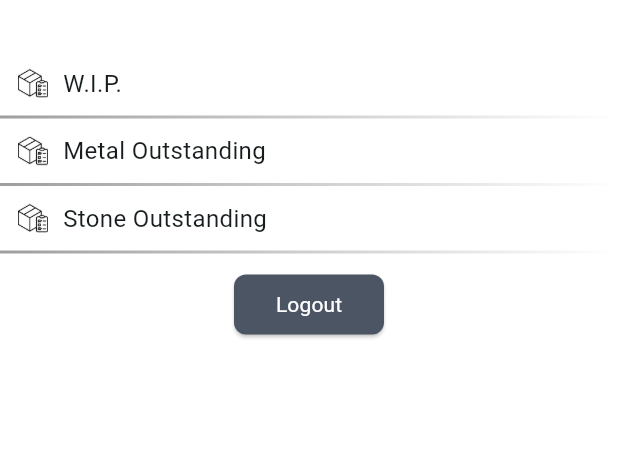
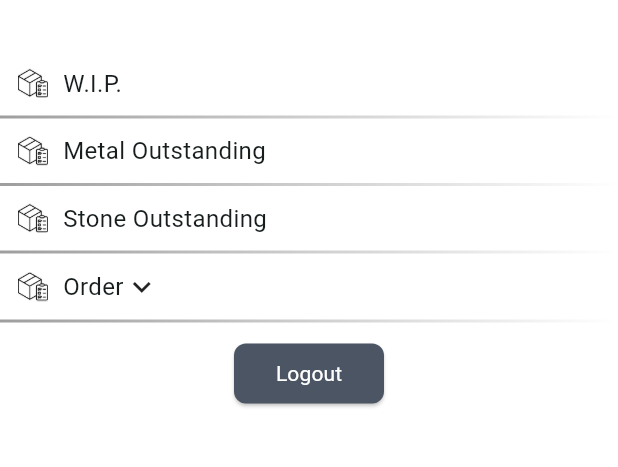
Before and after one commit to JEWELLERYIT/JewelleryERPNew, a Flutter app: the SideNavigation screen opened directly, on a phone screen of 412 x 824 dp, the part 60-527 px from its top. Run offline on Flutter 3.47's test engine with Material 3 defaults, Android fonts, the light colour scheme and no system bars; our stand-ins replace flutter_native_html_to_pdf, fluttertoast, image_picker, pie_chart, share_plus and 2 more; missing offline and left inert: dart:ffi, flutter_file_dialog, flutter_pdfview, responsive_grid_list, syncfusion_flutter_pdfviewer and 1 more; accounts and stored records are empty.

Commit message:
Order FORM

```diff
--- a/lib/Components/SideNavigation.dart
+++ b/lib/Components/SideNavigation.dart
@@ -15,6 +15,7 @@ import '../Pages/LoginPage.dart';
 import '../Pages/MaxWidthContainer.dart';
 import 'package:url_launcher/url_launcher.dart';
 
+import '../Pages/OrderScreen.dart';
 import '../Pages/SalesResiterScreen.dart';
 import '../Pages/StoneOutStandingScreen.dart';
 
@@ -197,7 +198,6 @@ class _SideNavigation extends State<SideNavigation> {
                       );
                       widget.setState();
                     }),
-
               MenuItem(
                   img: 'product.png',
                   title: 'Stone Outstanding',
@@ -213,6 +213,43 @@ class _SideNavigation extends State<SideNavigation> {
                     );
                     widget.setState();
                   }),
+              MenuItem(
+                img: 'product.png',
+                title: 'Order',
+                line: true,
+                onTap: () async {
+                  // Navigator.push(
+                  //   context,
+                  //   MaterialPageRoute(
+                  //     builder: (context) => MaxWidthContainer(
+                  //       child: StoneOutStandingScreen(),
+                  //     ),
+                  //   ), // This removes all previous routes
+                  // );
+                  // widget.setState();
+                },
+                subMenus: [
+                  SubMenuItem(
+                    name: 'Create Order',
+                    onTap: () => {
+                      Navigator.push(
+                        context,
+                        MaterialPageRoute(
+                          builder: (context) => MaxWidthContainer(
+                            child: OrderScreen(),
+                          ),
+                        ), // This removes all previous routes
+                      ),
+                      widget.setState()
+                    },
+                  ),
+                  SubMenuItem(
+                    name: 'History',
+                    onTap: () => print('Security clicked'),
+                  ),
+                ],
+              ),
+
               // The scrollable content
               ElevatedButton(
                 onPressed: () {
--- a/lib/Constants/MenuItem.dart
+++ b/lib/Constants/MenuItem.dart
@@ -1,64 +1,109 @@
 import 'package:flutter/material.dart';
 
+/// Model for SubMenu item
+class SubMenuItem {
+  final String name;
+  final VoidCallback onTap;
+
+  SubMenuItem({required this.name, required this.onTap});
+}
+
+/// MenuItem widget with optional submenu support
 class MenuItem extends StatefulWidget {
-  final String img; // Image path
-  final String title; // Title
-  final bool line; // Whether to display the line
-  final VoidCallback onTap; // Whether to display the line
+  final String img;
+  final String title;
+  final bool line;
+  final VoidCallback onTap;
+  final List<SubMenuItem>? subMenus;
 
-  // Constructor accepting img, title, and line
-  MenuItem(
-      {required this.img,
+  MenuItem({
+    required this.img,
     required this.title,
-      this.line = true, // Default value for line is true
-      required this.onTap});
+    this.line = true,
+    required this.onTap,
+    this.subMenus,
+  });
 
   @override
   _MenuItemState createState() => _MenuItemState();
 }
 
 class _MenuItemState extends State<MenuItem> {
+  bool _showSubMenu = false;
 
   @override
   Widget build(BuildContext context) {
-    return GestureDetector(
-      onTap: widget.onTap,
-      child: Column(
+    return Column(
+      crossAxisAlignment: CrossAxisAlignment.start,
       children: [
-          Padding(
+        GestureDetector(
+          onTap: () {
+            widget.onTap();
+            if (widget.subMenus != null && widget.subMenus!.isNotEmpty) {
+              setState(() {
+                _showSubMenu = !_showSubMenu;
+              });
+            }
+          },
+          child: Padding(
             padding: const EdgeInsets.symmetric(horizontal: 12.0),
             child: Row(
               children: [
                 Image.asset(
-                  "assets/${widget.img}", // Using img from parent
-                  height: 20, // Adjust the height as needed
+                  "assets/${widget.img}",
+                  height: 20,
                 ),
                 const SizedBox(width: 10),
                 Text(
-                  widget.title, // Using title from parent
+                  widget.title,
                   style: const TextStyle(fontSize: 16),
+                ),
+                if (widget.subMenus != null && widget.subMenus!.isNotEmpty)
+                  Icon(
+                    _showSubMenu
+                        ? Icons.keyboard_arrow_up
+                        : Icons.keyboard_arrow_down,
                   ),
               ],
             ),
           ),
-          widget.line // Show line if 'line' is true
-              ? Container(
-                  height: 2, // Height of the line
+        ),
+
+        if (_showSubMenu && widget.subMenus != null)
+          Padding(
+            padding: const EdgeInsets.only(left: 50),
+            child: Column(
+              crossAxisAlignment: CrossAxisAlignment.start,
+              children: widget.subMenus!
+                  .map(
+                    (submenu) => GestureDetector(
+                  onTap: submenu.onTap,
+                  child: Padding(
+                    padding: const EdgeInsets.symmetric(vertical: 6.0),
+                    child: Text(
+                      submenu.name,
+                      style: const TextStyle(fontSize: 14,color: Colors.black),
+                    ),
+                  ),
+                ),
+              )
+                  .toList(),
+            ),
+          ),
+
+        if (widget.line)
+          Container(
+            height: 2,
             margin: const EdgeInsets.symmetric(vertical: 10),
             decoration: const BoxDecoration(
               gradient: LinearGradient(
-                      colors: [
-                        Colors.grey, // Start color
-                        Colors.white, // End color
-                      ],
-                      begin: Alignment.centerLeft, // Gradient start
-                      end: Alignment.centerRight, // Gradient end
+                colors: [Colors.grey, Colors.white],
+                begin: Alignment.centerLeft,
+                end: Alignment.centerRight,
               ),
             ),
-                )
-              : Container(), // Empty container when line is false
+          ),
       ],
-      ),
     );
   }
 }
--- a/pubspec.yaml
+++ b/pubspec.yaml
@@ -63,6 +63,7 @@ dependencies:
   flutter_pdfview: ^1.3.4
   syncfusion_flutter_charts: ^27.2.5
   flutter_file_dialog: ^3.0.2
+  image_picker: ^1.1.2
 
 
 #  pie_chart: ^5.4.0
```
Also changed, not shown: lib/Pages/OrderScreen.dart (added, +196 -0 lines), pubspec.lock, 5 other files. Lines whose indentation alone changed are shown as unchanged.
